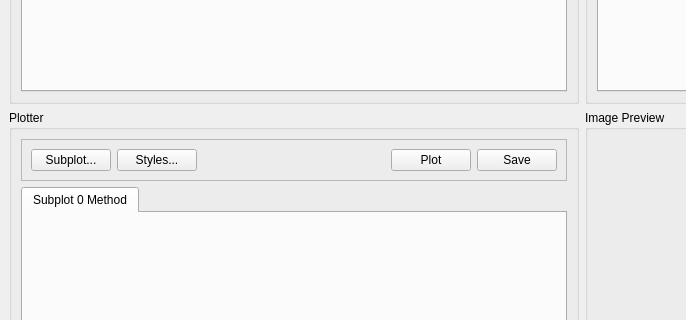
Old version of the form UI/mainMenu.ui in the repository ShoukangHong/EChem_Plotter; both pictures show x 0 to 686 and y 305 to 625 of the 1064 by 827 pixel window.
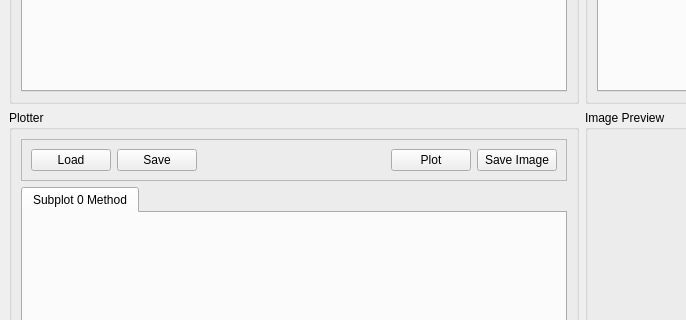
New version of the form. Custom widgets are drawn as their Qt base class.

```diff
--- a/UI/mainMenu.ui
+++ b/UI/mainMenu.ui
@@ -120,7 +120,7 @@
              <enum>Qt::LeftToRight</enum>
             </property>
             <property name="text">
-             <string>Subplot...</string>
+             <string>Load</string>
             </property>
            </widget>
           </item>
@@ -133,7 +133,7 @@
              </size>
             </property>
             <property name="text">
-             <string>Styles...</string>
+             <string>Save</string>
             </property>
            </widget>
           </item>
@@ -160,7 +160,7 @@
           <item>
            <widget class="QPushButton" name="SavePB">
             <property name="text">
-             <string>Save</string>
+             <string>Save Image</string>
             </property>
            </widget>
           </item>
```
Left out of the diff: 6 changed lines with no effect on the pictures.
